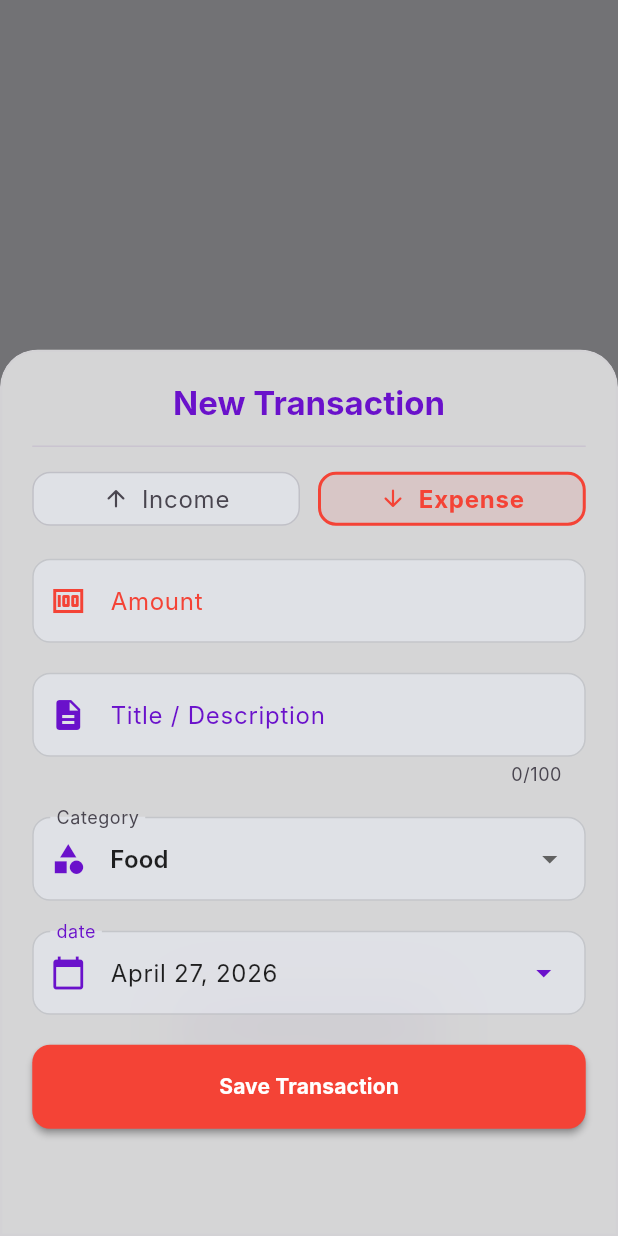
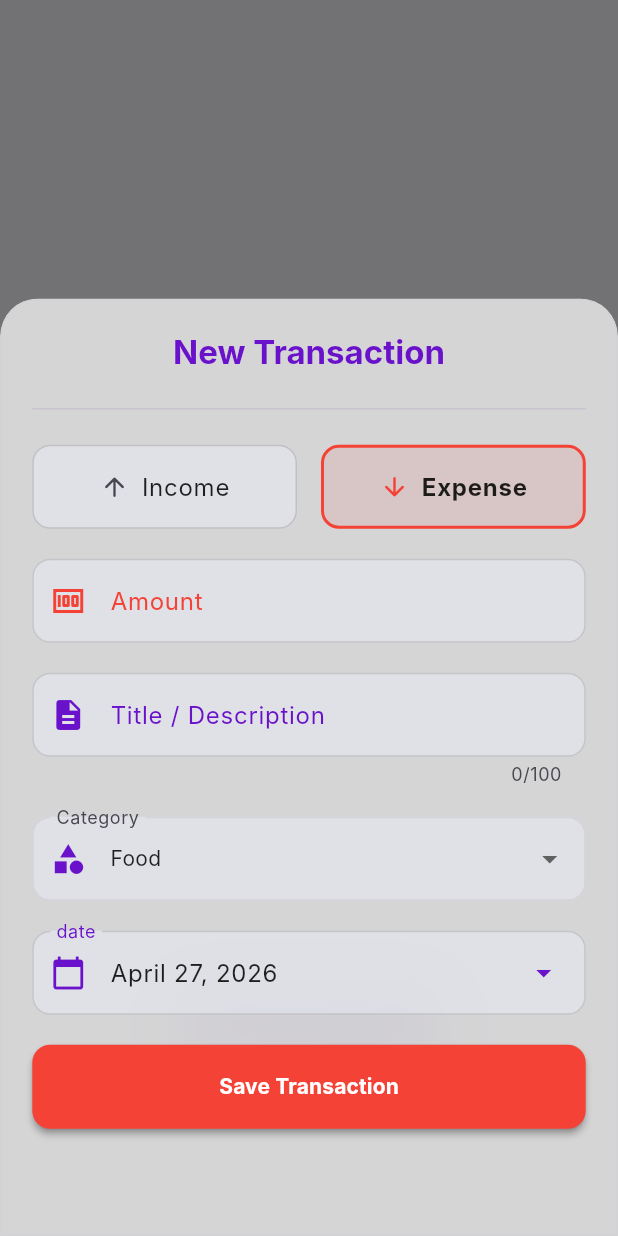
Before and after one commit to Max22577/Flutter_personal_finance_app, a Flutter app: the TransactionsPage screen opened by its route, after a tap on "New Transaction", on a phone screen of 412 x 824 dp. Run offline on Flutter 3.47's test engine with Material 3 defaults, Android fonts, the phone set to English and light mode, and no system bars; our stand-ins replace animate_do, cloud_firestore, firebase_auth, firebase_core, firebase_storage, fl_chart and 5 more; accounts and stored records are empty; Roboto replaces fonts that are missing (Inter).

Commit message:
Refactored my transaction feature with a fluid layout
Co-authored-by: Copilot <copilot@github.com>

```diff
--- a/lib/core/theme/app_theme.dart
+++ b/lib/core/theme/app_theme.dart
@@ -91,7 +91,6 @@ class FinancialColors extends ThemeExtension<FinancialColors> {
 }
 
 class AppThemes {
-  // 1. Define the consistent Text Theme here
   static const TextTheme _baseTextTheme = TextTheme(
     displayMedium: TextStyle(fontSize: 45, fontWeight: FontWeight.bold),
     headlineMedium: TextStyle(fontSize: 28, fontWeight: FontWeight.bold),
@@ -106,7 +105,7 @@ class AppThemes {
     labelSmall: TextStyle(fontSize: 11, fontWeight: FontWeight.w500, letterSpacing: 0.5),
   );
 
-  // 2. Shared Component Styles (The Rhythm)
+
   static CardThemeData _cardTheme(bool isDark) => CardThemeData(
     elevation: 2,
     shape: RoundedRectangleBorder(
--- a/lib/features/dashboard/widgets/monthly_review.dart
+++ b/lib/features/dashboard/widgets/monthly_review.dart
@@ -128,7 +128,7 @@ class MonthlyReview extends StatelessWidget {
           icon: Icons.add_circle_outline_rounded,
           context: context,
           isExpense: false,
-          isFullWidth: isLargeFont,
+          isFullWidth: true,
           textScaler: textScaler,
         ),
         _buildAnimatedStatItem(
@@ -138,7 +138,7 @@ class MonthlyReview extends StatelessWidget {
           icon: Icons.remove_circle_outline_rounded,
           context: context,
           isExpense: true,
-          isFullWidth: isLargeFont,
+          isFullWidth: true,
           textScaler: textScaler,
         ),
         _buildAnimatedStatItem(
--- a/lib/features/transactions/widgets/category_dropdown.dart
+++ b/lib/features/transactions/widgets/category_dropdown.dart
@@ -19,16 +19,28 @@ class CategoryDropdown extends StatelessWidget {
   Widget build(BuildContext context) {
     final theme = Theme.of(context);
     final colors = theme.colorScheme;
+    final textTheme = theme.textTheme;
     final lang = context.watch<LanguageProvider>();
+    final textScaler = MediaQuery.textScalerOf(context);
 
     return DropdownButtonFormField<Category?>(
       initialValue: selectedCategory,
+      isExpanded: true,
       decoration: InputDecoration(
         labelText: lang.translate('category'),
         prefixIcon: Icon(Icons.category, color: colors.primary),
-        border: OutlineInputBorder(borderRadius: BorderRadius.circular(12)),
+        border: OutlineInputBorder(
+          borderRadius: BorderRadius.circular(12),
+          borderSide: BorderSide(color: colors.outlineVariant),
+        ),
+        enabledBorder: OutlineInputBorder(
+          borderRadius: BorderRadius.circular(12),
+          borderSide: BorderSide(color: colors.outlineVariant.withValues(alpha: 0.5)),
+        ),
         filled: true,
         fillColor: colors.surfaceContainerHigh.withValues(alpha: 0.5),
+        helperStyle: textTheme.bodySmall,
+        errorStyle: textTheme.bodySmall?.copyWith(color: colors.error),
       ),
       dropdownColor: colors.surface,
       items: [
@@ -36,7 +48,11 @@ class CategoryDropdown extends StatelessWidget {
         ...categories.map((Category category) {
           return DropdownMenuItem<Category?>(
             value: category,
-            child: Text(lang.translate(category.name)),
+            child: Text(
+              lang.translate(category.name),
+              style: textTheme.bodyMedium,
+              overflow: TextOverflow.ellipsis,
+            ),
           );
         }),
 
@@ -45,13 +61,19 @@ class CategoryDropdown extends StatelessWidget {
           value: null,
           child: Row(
             children: [
-              Icon(Icons.add_circle_outline, size: 20, color: colors.primary),
+              Icon(
+                Icons.add_circle_outline,
+                size: textScaler.scale(20).clamp(20, 28),
+                color: colors.primary
+              ),
               const SizedBox(width: 8),
-              Text(
-                lang.translate('add_category_action'),
-                style: TextStyle(
-                  color: colors.primary,
-                  fontWeight: FontWeight.bold,
+              Expanded(
+                child: Text(
+                  lang.translate('add_category_action'),
+                  style: textTheme.bodyMedium?.copyWith(
+                    color: colors.primary,
+                    fontWeight: FontWeight.bold,
+                  ),
                 ),
               ),
             ],
--- a/lib/features/transactions/widgets/transaction_form.dart
+++ b/lib/features/transactions/widgets/transaction_form.dart
@@ -3,6 +3,7 @@ import 'package:flutter/material.dart';
 import 'package:intl/intl.dart';
 import 'package:personal_fin/core/providers/currency_provider.dart';
 import 'package:personal_fin/core/providers/language_provider.dart';
+import 'package:personal_fin/core/utils/currency_formatter.dart';
 import 'package:personal_fin/core/utils/ui_helpers.dart';
 import 'package:personal_fin/core/theme/app_theme.dart';
 import 'package:personal_fin/features/transactions/widgets/category_dropdown.dart';
@@ -135,6 +136,7 @@ class _TransactionFormState extends State<TransactionForm> {
     final financialColors = theme.extension<FinancialColors>() ?? FinancialColors(income: Colors.green, expense: Colors.red);
     final isIncome = _selectedType == 'Income';
     final typeColor = isIncome ? financialColors.income : financialColors.expense;
+    final textScaler = MediaQuery.textScalerOf(context);
 
     return ClipRRect(
       borderRadius: const BorderRadius.vertical(top: Radius.circular(25.0)),
@@ -165,9 +167,11 @@ class _TransactionFormState extends State<TransactionForm> {
                     ),
                     textAlign: TextAlign.center,
                   ),
-                  const Divider(height: 30),
+                  const SizedBox(height: 16),
+                  const Divider(),
+                  const SizedBox(height: 16),
 
-                  // 1. REUSED WIDGET: Type Selector
+                  // Type Selector
                   TypeSelector(
                     selectedType: _selectedType,
                     onTypeChanged: (newType) {
@@ -268,12 +272,11 @@ class _TransactionFormState extends State<TransactionForm> {
                         labelStyle: TextStyle(color: colors.primary),
                       ),
                       child: Row(
-                        mainAxisAlignment: MainAxisAlignment.spaceBetween,
                         children: <Widget>[
-                          Text(
+                          Expanded( // Allows text to wrap or shrink if font is huge
+                            child: Text(
                               DateFormat('MMMM d, yyyy', lang.localeCode).format(_selectedDate),
-                            style: textTheme.bodyLarge?.copyWith(
-                              color: colors.onSurface,
+                              style: textTheme.bodyLarge,
                             ),
                           ),
                           Icon(Icons.arrow_drop_down, color: colors.primary),
@@ -284,7 +287,9 @@ class _TransactionFormState extends State<TransactionForm> {
                   const SizedBox(height: 20),
 
                   // --- Save Button ---
-                  ElevatedButton(
+                  ConstrainedBox(
+                    constraints: BoxConstraints(minHeight: textScaler.scale(48)),
+                    child: ElevatedButton(
                       onPressed: vm.isSaving ? null : () => _handleSubmit(lang),
                       style: ElevatedButton.styleFrom(
                         backgroundColor: isIncome ? financialColors.income : financialColors.expense,
@@ -313,54 +318,13 @@ class _TransactionFormState extends State<TransactionForm> {
                               ),
                             ),
                     ),
+                  ),
 
                   const SizedBox(height: 50),
 
-                  // Example preview (optional)
+                  // preview
                   if (_amountController.text.isNotEmpty)
-                    FutureBuilder<String>(
-                      future: () async {
-                        final amount = _parseAmount(_amountController.text);
-                        if (amount == null || amount <= 0) return '';
-                        return cf.formatNumber(amount, lang.localeCode);
-                      }(),
-                      builder: (context, snapshot) {
-                        if (snapshot.hasData && snapshot.data!.isNotEmpty) {
-                          return Padding(
-                            padding: const EdgeInsets.only(top: 16),
-                            child: Container(
-                              padding: const EdgeInsets.all(12),
-                              decoration: BoxDecoration(
-                                color: colors.surfaceContainerHigh.withValues(alpha: 0.3),
-                                borderRadius: BorderRadius.circular(8),
-                                border: Border.all(
-                                  color: colors.outline.withValues(alpha: 0.3),
-                                ),
-                              ),
-                              child: Row(
-                                mainAxisAlignment: MainAxisAlignment.center,
-                                children: [
-                                  Icon(
-                                    isIncome ? Icons.arrow_upward : Icons.arrow_downward,
-                                    color: typeColor,
-                                    size: 20,
-                                  ),
-                                  const SizedBox(width: 8),
-                                  Text(
-                                    '${lang.translate('preview')}: ${isIncome ? '+' : '-'}${snapshot.data}',
-                                    style: textTheme.bodyMedium?.copyWith(
-                                      fontWeight: FontWeight.w600,
-                                      color: typeColor,
-                                    ),
-                                  ),
-                                ],
-                              ),
-                            ),
-                          );
-                        }
-                        return const SizedBox();
-                      },
-                    ),
+                    _buildPreview(cf, lang, textTheme, typeColor, isIncome),
                 ],
               ),
             ),
@@ -369,4 +333,43 @@ class _TransactionFormState extends State<TransactionForm> {
       ),
     );
   }
+
+  Widget _buildPreview(CurrencyFormatter cf, LanguageProvider lang, TextTheme textTheme, Color typeColor, bool isIncome) {
+    return FutureBuilder<String>(
+      future: () async {
+        final amount = _parseAmount(_amountController.text);
+        if (amount == null || amount <= 0) return '';
+        return cf.formatNumber(amount, lang.localeCode);
+      }(),
+      builder: (context, snapshot) {
+        if (!snapshot.hasData || snapshot.data!.isEmpty) return const SizedBox.shrink();
+
+        return Padding(
+          padding: const EdgeInsets.only(top: 24),
+          child: Container(
+            padding: const EdgeInsets.all(12),
+            decoration: BoxDecoration(
+              color: typeColor.withValues(alpha: 0.1),
+              borderRadius: BorderRadius.circular(12),
+              border: Border.all(color: typeColor.withValues(alpha: 0.3)),
+            ),
+            child: Wrap(
+              alignment: WrapAlignment.center,
+              crossAxisAlignment: WrapCrossAlignment.center,
+              spacing: 8,
+              runSpacing: 4,
+              children: [
+                Icon(isIncome ? Icons.arrow_upward : Icons.arrow_downward, color: typeColor, size: 20),
+                Text(
+                  '${lang.translate('preview')}: ${isIncome ? '+' : '-'}${snapshot.data}',
+                  style: textTheme.bodyMedium?.copyWith(fontWeight: FontWeight.w600, color: typeColor),
+                  textAlign: TextAlign.center,
+                ),
+              ],
+            ),
+          ),
+        );
+      },
+    );
   }
+}
--- a/lib/features/transactions/widgets/transaction_list_item.dart
+++ b/lib/features/transactions/widgets/transaction_list_item.dart
@@ -28,6 +28,7 @@ class TransactionListItem extends StatelessWidget {
     final textTheme = theme.textTheme;
     final financialColors = theme.extension<FinancialColors>() ?? FinancialColors(income: Colors.green, expense: Colors.red);
     final lang = context.watch<LanguageProvider>();
+
 
     final isIncome = transaction.type == 'Income';
     final amount = transaction.amount;
--- a/lib/features/transactions/widgets/type_selector.dart
+++ b/lib/features/transactions/widgets/type_selector.dart
@@ -18,106 +18,92 @@ class TypeSelector extends StatelessWidget {
     final theme = Theme.of(context);
     final colors = theme.colorScheme;
     final textTheme = theme.textTheme;
-    final financialColors = theme.extension<FinancialColors>() ?? FinancialColors(income: Colors.green, expense: Colors.red);
+    final financialColors = theme.extension<FinancialColors>() ??
+        FinancialColors(income: Colors.green, expense: Colors.red);
     final lang = context.watch<LanguageProvider>();
+    final textScaler = MediaQuery.textScalerOf(context);
 
-    final isIncome = selectedType == 'Income';
-    final isExpense = selectedType == 'Expense';
+    // We use a LayoutBuilder to decide if we should stack the buttons
+    return LayoutBuilder(
+      builder: (context, constraints) {
+        // If the font is so large that horizontal space is tight, we stack them
+        final bool shouldStack = textScaler.scale(1.0) > 1.5;
 
-    return Row(
-      children: [
-        // Income Button
-        Expanded(
-          child: OutlinedButton(
-            onPressed: () => onTypeChanged('Income'),
+        return shouldStack
+          ? Column(children: _buildButtons(context, lang, financialColors, colors, textTheme, true))
+          : Row(children: _buildButtons(context, lang, financialColors, colors, textTheme, false));
+      },
+    );
+  }
+
+  List<Widget> _buildButtons(
+    BuildContext context,
+    LanguageProvider lang,
+    FinancialColors financialColors,
+    ColorScheme colors,
+    TextTheme textTheme,
+    bool isStacked,
+  ) {
+    final types = [
+      ('Income', Icons.arrow_upward_rounded, financialColors.income, lang.translate('income')),
+      ('Expense', Icons.arrow_downward_rounded, financialColors.expense, lang.translate('expense')),
+    ];
+
+    return types.map((type) {
+      final isSelected = selectedType == type.$1;
+      final color = type.$3;
+      final label = type.$4;
+      final icon = type.$2;
+
+      Widget button = OutlinedButton(
+        onPressed: () => onTypeChanged(type.$1),
         style: OutlinedButton.styleFrom(
-              backgroundColor: isIncome
-                  ? financialColors.income.withValues(alpha: 0.1) // Selected state
-                  : colors.surfaceContainerHigh.withValues(alpha: 0.5), // Unselected state
-              foregroundColor: isIncome
-                  ? financialColors.income
-                  : colors.onSurfaceVariant,
+          backgroundColor: isSelected
+              ? color.withValues(alpha: 0.1)
+              : colors.surfaceContainerHigh.withValues(alpha: 0.5),
+          foregroundColor: isSelected ? color : colors.onSurfaceVariant,
           side: BorderSide(
-                color: isIncome
-                    ? financialColors.income // Selected border
-                    : colors.outline.withValues(alpha: 0.3), // Unselected border
-                width: isIncome ? 2 : 1,
+            color: isSelected ? color : colors.outline.withValues(alpha: 0.3),
+            width: isSelected ? 2 : 1,
           ),
-              padding: const EdgeInsets.symmetric(vertical: 14),
-              shape: RoundedRectangleBorder(
-                borderRadius: BorderRadius.circular(12),
-              ),
-              elevation: 0,
-              visualDensity: VisualDensity.compact,
+          padding: const EdgeInsets.symmetric(vertical: 16, horizontal: 12),
+          shape: RoundedRectangleBorder(borderRadius: BorderRadius.circular(12)),
         ),
         child: Row(
           mainAxisAlignment: MainAxisAlignment.center,
           children: [
-                Icon(
-                  Icons.arrow_upward_rounded,
-                  size: 18,
-                  color: isIncome ? financialColors.income : colors.onSurfaceVariant,
+            Icon(icon, size: 20),
+            const SizedBox(width: 8),
+            Flexible( // Prevents text from pushing icon out of the button
+              child: Text(
+                label,
+                style: textTheme.bodyLarge?.copyWith(
+                  fontWeight: isSelected ? FontWeight.bold : FontWeight.normal,
                 ),
-                const SizedBox(width: 8),
-                Text(
-                  lang.translate('income'),
-                  style: textTheme.bodyLarge?.copyWith(
-                    fontWeight: isIncome ? FontWeight.bold : FontWeight.normal,
-                    color: isIncome ? financialColors.income : colors.onSurfaceVariant,
+                overflow: TextOverflow.ellipsis,
               ),
             ),
           ],
         ),
+      );
+
+      // Add spacing/expansion logic based on layout mode
+      if (isStacked) {
+        return Padding(
+          padding: const EdgeInsets.only(bottom: 8.0),
+          child: SizedBox(width: double.infinity, child: button),
+        );
+      } else {
+        return Expanded(
+          child: Padding(
+            padding: EdgeInsets.only(
+              right: type.$1 == 'Income' ? 8.0 : 0,
+              left: type.$1 == 'Expense' ? 8.0 : 0,
             ),
+            child: button,
           ),
-
-        const SizedBox(width: 12),
-
-        // Expense Button
-        Expanded(
-          child: OutlinedButton(
-            onPressed: () => onTypeChanged('Expense'),
-            style: OutlinedButton.styleFrom(
-              backgroundColor: isExpense
-                  ? financialColors.expense.withValues(alpha: 0.1) // Selected state
-                  : colors.surfaceContainerHigh.withValues(alpha: 0.5), // Unselected state
-              foregroundColor: isExpense
-                  ? financialColors.expense
-                  : colors.onSurfaceVariant,
-              side: BorderSide(
-                color: isExpense
-                    ? financialColors.expense // Selected border
-                    : colors.outline.withValues(alpha: 0.3), // Unselected border
-                width: isExpense ? 2 : 1,
-              ),
-              padding: const EdgeInsets.symmetric(vertical: 14),
-              shape: RoundedRectangleBorder(
-                borderRadius: BorderRadius.circular(12),
-              ),
-              elevation: 0,
-              visualDensity: VisualDensity.compact,
-            ),
-            child: Row(
-              mainAxisAlignment: MainAxisAlignment.center,
-              children: [
-                Icon(
-                  Icons.arrow_downward_rounded,
-                  size: 18,
-                  color: isExpense ? financialColors.expense : colors.onSurfaceVariant,
-                ),
-                const SizedBox(width: 8),
-                Text(
-                  lang.translate('expense'),
-                  style: textTheme.bodyLarge?.copyWith(
-                    fontWeight: isExpense ? FontWeight.bold : FontWeight.normal,
-                    color: isExpense ? financialColors.expense : colors.onSurfaceVariant,
-                  ),
-                ),
-              ],
-            ),
-          ),
-        ),
-      ],
         );
       }
+    }).toList();
   }
+}
```
Also changed, not shown: lib/features/dashboard/widgets/transaction_item.dart (+17 -62 lines), lib/features/transactions/widgets/transaction_group.dart (+9 -8 lines), lib/features/transactions/widgets/transaction_tile.dart (+63 -79 lines). Lines whose indentation alone changed are shown as unchanged.
